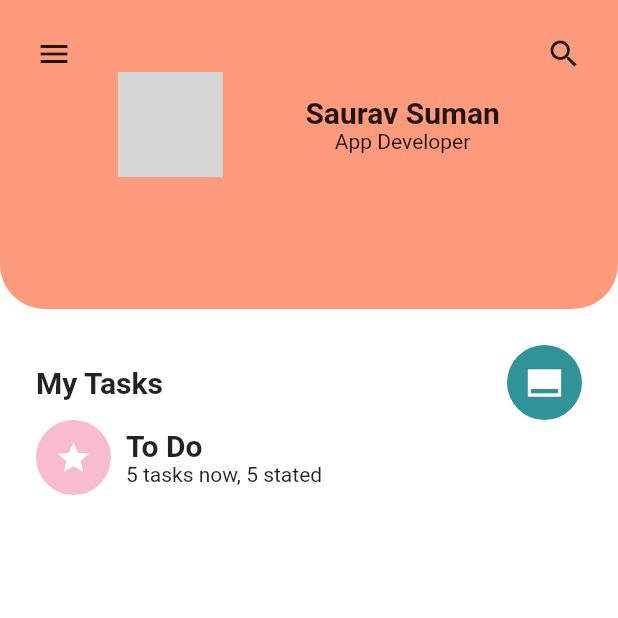
After one commit to minashaker77/different_type_of_button, a Flutter app: the screen it shows after launch, after a tap on "TO DO گرافیک", on a phone screen of 412 x 824 dp, the top half of it. The commit adds this screen. Run offline on Flutter 3.47's test engine with Material 2 defaults, Android fonts, the phone set to English and light mode, and no system bars; our stand-ins replace shared_preferences; network calls fail; grey boxes are pictures that could not be loaded.

Commit message:
create Todo graphic for ui

```diff
--- a/lib/design_button.dart
+++ b/lib/design_button.dart
@@ -1,5 +1,6 @@
 import 'package:different_kind_of_button/category.dart';
 import 'package:different_kind_of_button/saved_data.dart';
+import 'package:different_kind_of_button/todo.dart';
 import 'package:flutter/material.dart';
 
 class DesignButton extends StatelessWidget {
@@ -34,8 +35,11 @@ class DesignButton extends StatelessWidget {
             ),
           ),
           MyButton(
-            onPress: () => null,
-            text: 'انتخاب کنید',
+            onPress: () => Navigator.push(
+              context,
+              MaterialPageRoute(builder: (context) => const Todo()),
+            ),
+            text: 'TO DO گرافیک',
             textColor: Colors.white,
             color: const Color(0xff00126d),
             shapeButton:
--- /dev/null
+++ b/lib/todo.dart
@@ -0,0 +1,128 @@
+import 'package:flutter/material.dart';
+
+class Todo extends StatelessWidget {
+  const Todo({Key? key}) : super(key: key);
+
+  @override
+  Widget build(BuildContext context) {
+    return SafeArea(
+        child: Scaffold(
+      backgroundColor: Colors.white,
+      body: Column(
+        children: [
+          Expanded(
+            child: Container(
+              decoration: const BoxDecoration(
+                  color: Color(0xfffe9b7c),
+                  borderRadius: BorderRadius.only(
+                      bottomLeft: Radius.circular(30),
+                      bottomRight: Radius.circular(30))),
+              child: Align(
+                alignment: Alignment.topCenter,
+                child: Padding(
+                  padding: const EdgeInsets.all(24.0),
+                  child: Column(
+                    children: [
+                      Row(
+                        children: const [
+                          Icon(Icons.menu),
+                          Spacer(),
+                          Icon(Icons.search_outlined)
+                        ],
+                      ),
+                      Row(
+                        mainAxisAlignment: MainAxisAlignment.spaceEvenly,
+                        crossAxisAlignment: CrossAxisAlignment.center,
+                        children: [
+                          SizedBox(
+                            height: 70,
+                            width: 70,
+                            child: ClipRRect(
+                              borderRadius: BorderRadius.circular(50),
+                              child: Image.network(
+                                'https://tinypng.com/images/social/website.jpg',
+                                fit: BoxFit.cover,
+                              ),
+                            ),
+                          ),
+                          Column(
+                            children: const [
+                              Text(
+                                'Saurav Suman',
+                                style: TextStyle(
+                                    fontWeight: FontWeight.bold, fontSize: 20),
+                              ),
+                              Text('App Developer')
+                            ],
+                          )
+                        ],
+                      )
+                    ],
+                  ),
+                ),
+              ),
+            ),
+          ),
+          Expanded(
+            flex: 3,
+            child: Padding(
+              padding: const EdgeInsets.all(24),
+              child: Column(
+                children: [
+                  Row(
+                    children: [
+                      const Text(
+                        'My Tasks',
+                        style: TextStyle(
+                            fontWeight: FontWeight.bold, fontSize: 20),
+                      ),
+                      const Spacer(),
+                      Container(
+                        width: 50,
+                        height: 50,
+                        decoration: BoxDecoration(
+                            borderRadius: BorderRadius.circular(50),
+                            color: const Color(0xff309397)),
+                        child: const Icon(
+                          Icons.call_to_action_sharp,
+                          color: Colors.white,
+                        ),
+                      ),
+                    ],
+                  ),
+                  Row(
+                    children: [
+                      Container(
+                        width: 50,
+                        height: 50,
+                        decoration: BoxDecoration(
+                            borderRadius: BorderRadius.circular(50),
+                            color: Colors.pink[100]),
+                        child: const Icon(
+                          Icons.star,
+                          color: Colors.white,
+                        ),
+                      ),
+                      const SizedBox(width: 10),
+                      Column(
+                        crossAxisAlignment: CrossAxisAlignment.start,
+                        children: const [
+                          Text(
+                            'To Do',
+                            style: TextStyle(
+                                fontSize: 20, fontWeight: FontWeight.bold),
+                          ),
+                          Text('5 tasks now, 5 stated')
+                        ],
+                      )
+                    ],
+                  )
+                ],
+              ),
+            ),
+          ),
+        ],
+      ),
+    ));
+  }
+}
```
